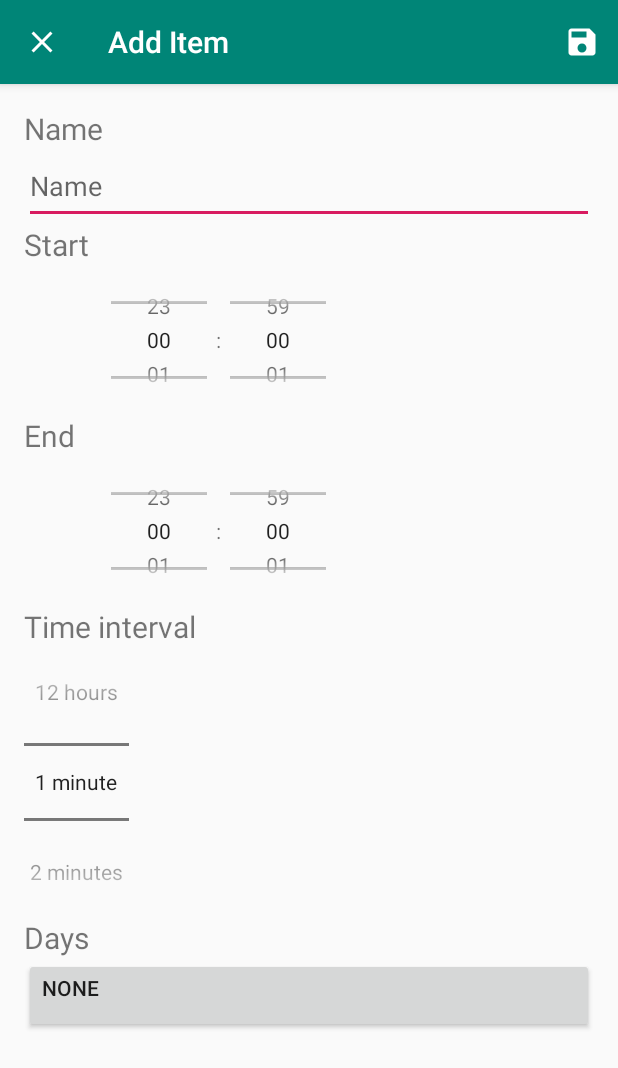
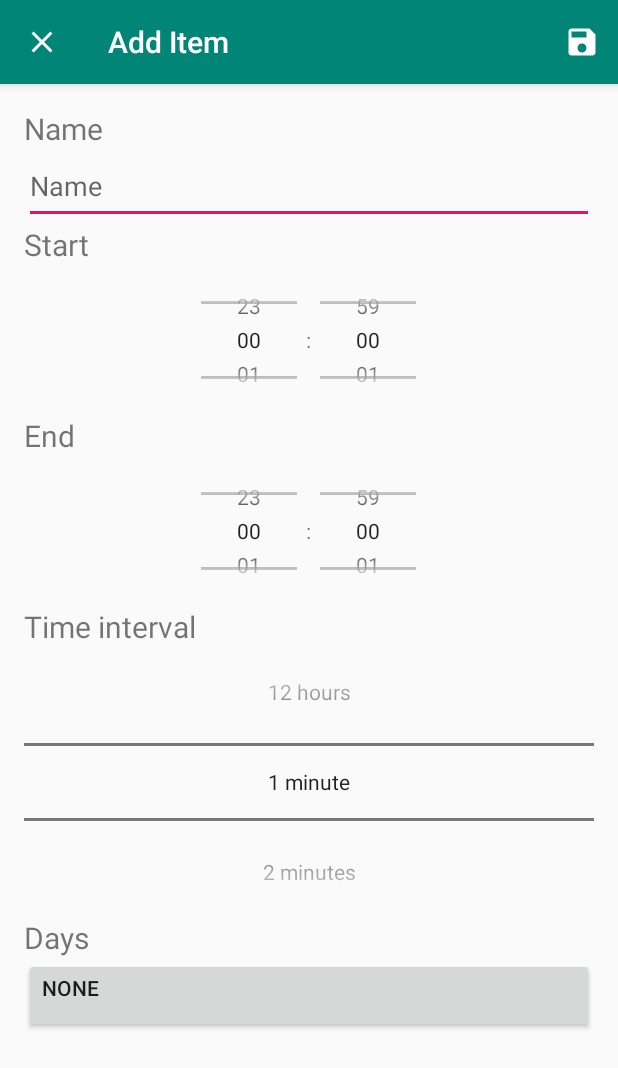
Before and after one commit to antheboets/Android-Development-werkstuk-Anthe-Boets, an Android app: the AddEditTimeInstanceActivity screen opened directly, with no data from a screen before it, on a phone screen of 412 x 824 dp. Shown: the top 1068 px of the screen. Run offline under Robolectric (Android 15) with nearby library versions, the phone set to English and light mode, and no system bars; our stand-ins replace Room's generated code.

Commit message:
code cleanup

```diff
--- a/app/src/main/res/layout/activity_add_time_instance.xml
+++ b/app/src/main/res/layout/activity_add_time_instance.xml
@@ -1,81 +1,86 @@
 <?xml version="1.0" encoding="utf-8"?>
-<LinearLayout xmlns:android="http://schemas.android.com/apk/res/android"
+<ScrollView xmlns:android="http://schemas.android.com/apk/res/android"
     xmlns:app="http://schemas.android.com/apk/res-auto"
     xmlns:tools="http://schemas.android.com/tools"
     android:layout_width="match_parent"
     android:layout_height="match_parent"
+    tools:context=".AddEditTimeInstanceActivity">
+
+
+    <LinearLayout
+        android:layout_width="match_parent"
+        android:layout_height="wrap_content"
         android:orientation="vertical"
-    android:padding="16dp"
-    tools:context=".AddEditTimeInstanceActivity">
+        android:padding="16dp">
 
         <TextView
             android:id="@+id/edit_text_view_name"
-        android:textSize="20sp"
+            android:layout_width="wrap_content"
+            android:layout_height="wrap_content"
             android:text="@string/name"
-        android:layout_width="wrap_content"
-        android:layout_height="wrap_content"/>
+            android:textSize="20sp" />
 
         <EditText
             android:id="@+id/edit_edit_text_name"
             android:layout_width="match_parent"
             android:layout_height="50dp"
-        android:inputType="text"
             android:hint="@string/name"
-        android:importantForAutofill="no" />
+            android:importantForAutofill="no"
+            android:inputType="text" />
 
         <TextView
             android:id="@+id/edit_text_view_start"
-        android:textSize="20sp"
+            android:layout_width="wrap_content"
+            android:layout_height="wrap_content"
             android:text="@string/start"
-        android:layout_width="wrap_content"
-        android:layout_height="wrap_content"/>
+            android:textSize="20sp" />
 
         <TimePicker
             android:id="@+id/edit_time_picker_start"
-        android:layout_width="260dp"
+            android:layout_width="match_parent"
             android:layout_height="100dp"
-        android:timePickerMode="spinner"
-        />
+            android:timePickerMode="spinner" />
 
         <TextView
             android:id="@+id/edit_text_view_end"
-        android:textSize="20sp"
             android:layout_width="wrap_content"
             android:layout_height="wrap_content"
-        android:text="@string/end" />
+            android:text="@string/end"
+            android:textSize="20sp" />
 
         <TimePicker
             android:id="@+id/edit_time_picker_end"
-        android:layout_width="260dp"
+            android:layout_width="match_parent"
             android:layout_height="100dp"
             android:timePickerMode="spinner" />
 
         <TextView
             android:id="@+id/edit_text_view_time_interval"
-        android:textSize="20sp"
             android:layout_width="wrap_content"
             android:layout_height="wrap_content"
-        android:text="@string/time_interval" />
+            android:text="@string/time_interval"
+            android:textSize="20sp" />
 
         <NumberPicker
             android:id="@+id/edit_number_picker_time_interval"
-        android:layout_width="wrap_content"
-        android:layout_height="wrap_content"/>
+            android:layout_width="match_parent"
+            android:layout_height="wrap_content" />
 
         <TextView
             android:id="@+id/edit_text_view_days"
-        android:textSize="20sp"
             android:layout_width="wrap_content"
             android:layout_height="wrap_content"
-        android:text="@string/days" />
+            android:text="@string/days"
+            android:textSize="20sp" />
+
         <Button
             android:id="@+id/edit_button_days"
             android:layout_width="match_parent"
             android:layout_height="50dp"
-        android:textAlignment="textStart"
+            android:gravity="start"
             android:text="@string/none"
-        android:gravity="start"/>
-
-
+            android:textAlignment="textStart" />
 
     </LinearLayout>
+
+</ScrollView>
--- a/app/src/main/res/layout/activity_main.xml
+++ b/app/src/main/res/layout/activity_main.xml
@@ -10,18 +10,17 @@
         android:id="@+id/recycler_view"
         android:layout_width="wrap_content"
         android:layout_height="wrap_content"
-        tools:listitem="@layout/time_instance_item"
-        />
+        tools:listitem="@layout/time_instance_item" />
 
     <com.google.android.material.floatingactionbutton.FloatingActionButton
         android:id="@+id/floatingActionButton"
         android:layout_width="wrap_content"
         android:layout_height="wrap_content"
-        android:clickable="true"
         android:layout_gravity="bottom|end"
         android:layout_margin="32dp"
-        android:src="@drawable/ic_add"
-        android:focusable="true" />
+        android:clickable="true"
+        android:focusable="true"
+        android:src="@drawable/ic_add" />
 
 
 </androidx.coordinatorlayout.widget.CoordinatorLayout>
--- a/app/src/main/res/layout/time_instance_item.xml
+++ b/app/src/main/res/layout/time_instance_item.xml
@@ -1,28 +1,27 @@
 <?xml version="1.0" encoding="utf-8"?>
 <RelativeLayout xmlns:android="http://schemas.android.com/apk/res/android"
     xmlns:tools="http://schemas.android.com/tools"
-    android:orientation="vertical"
     android:layout_width="wrap_content"
     android:layout_height="wrap_content"
+    android:orientation="vertical"
     android:padding="8dp">
 
     <Switch
         android:id="@+id/switch_on"
+        android:layout_width="wrap_content"
         android:layout_height="wrap_content"
-        android:layout_width="wrap_content"
         android:layout_alignParentEnd="true"
         android:layout_alignParentRight="true"
         tools:ignore="RelativeOverlap" />
 
     <TextView
+        android:id="@+id/text_view_time"
         android:layout_width="wrap_content"
         android:layout_height="wrap_content"
-        android:id="@+id/text_view_time"
-        android:text="@string/time"
+        android:layout_below="@+id/switch_on"
         android:layout_alignParentEnd="true"
         android:layout_alignParentRight="true"
-        android:layout_below="@+id/switch_on"
-        />
+        android:text="@string/time" />
 
     <TextView
         android:id="@+id/text_view_name"
```
Lines whose indentation alone changed are shown as unchanged.
